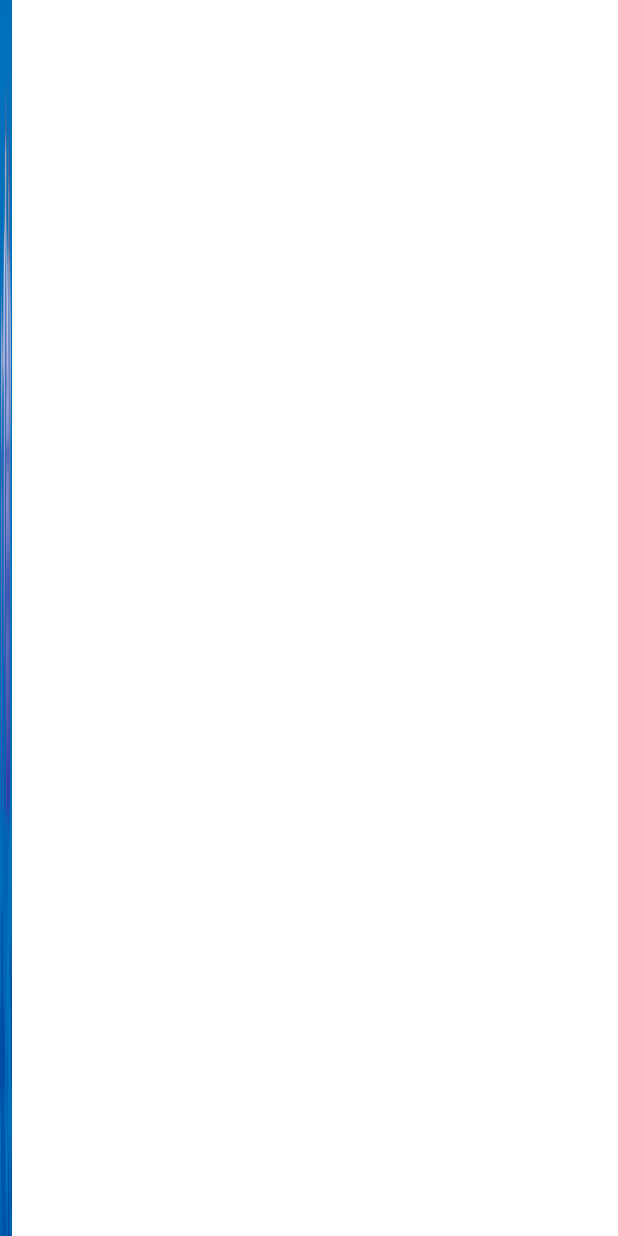
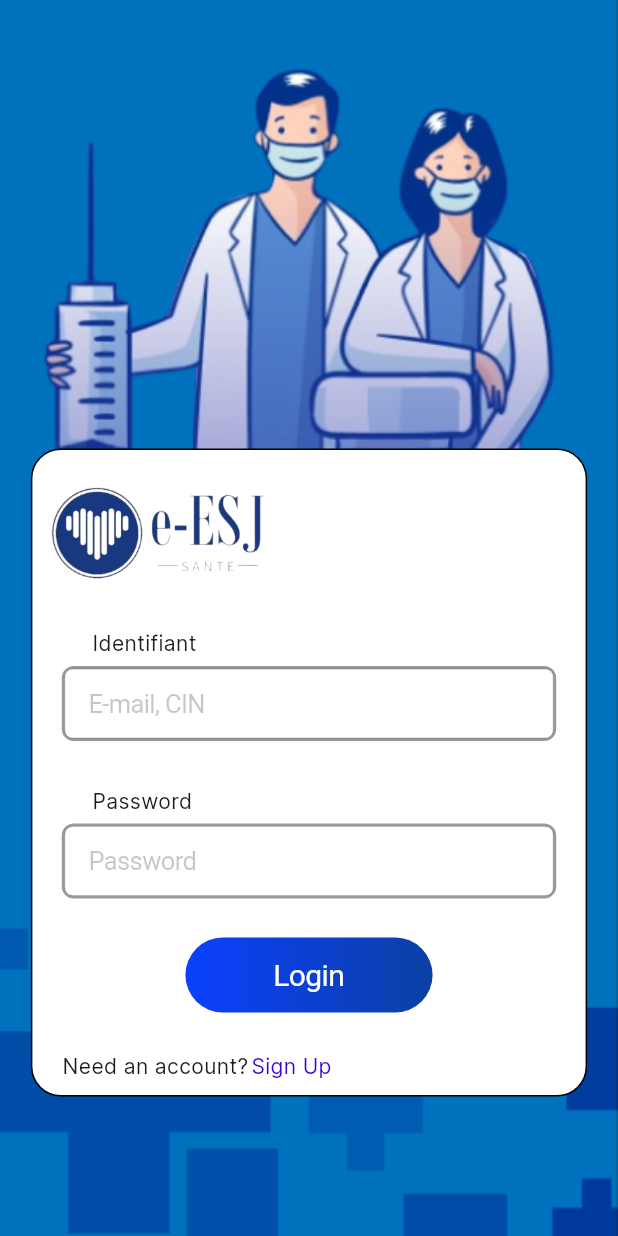
Before and after one commit to simoait02/e_esg, a Flutter app: the screen it shows after launch, on a phone screen of 412 x 824 dp. Run offline on Flutter 3.47's test engine with Material 3 defaults, Android fonts, the phone set to English and light mode, and no system bars.

Commit message:
Added login and Sign Up for medcin

```diff
--- /dev/null
+++ b/lib/espaceMedcin/Card.dart
@@ -0,0 +1,81 @@
+import 'package:flutter/cupertino.dart';
+import 'package:flutter/material.dart';
+import 'package:flutter/services.dart';
+
+import 'Login.dart';
+import 'SignUp.dart';
+
+class Cardi extends StatefulWidget {
+  static double q = 0.45;
+  static double top = 0.25;
+
+  Cardi({super.key});
+
+  @override
+  State<Cardi> createState() => _CardiState();
+}
+
+class _CardiState extends State<Cardi> {
+  bool showLogin = true;
+
+  void updateContainerSize(double newQ, double newTop) {
+    setState(() {
+      Cardi.q = newQ;
+      Cardi.top = newTop;
+    });
+  }
+
+  void toggleLoginSignUp() {
+    setState(() {
+      showLogin = !showLogin;
+    });
+  }
+
+  @override
+  Widget build(BuildContext context) {
+    SystemChrome.setPreferredOrientations([
+      DeviceOrientation.portraitUp,
+      DeviceOrientation.portraitDown,
+    ]);
+    double height = MediaQuery.of(context).size.height;
+    double width = MediaQuery.of(context).size.width;
+    return MaterialApp(
+      home: Scaffold(
+        resizeToAvoidBottomInset: true,
+        body: Container(
+          decoration: const BoxDecoration(
+            image: DecorationImage(
+              image: AssetImage("assets/backgroundLogin.png"),
+              fit: BoxFit.cover,
+            ),
+          ),
+          child: Center(
+            child: AnimatedContainer(
+              duration: const Duration(seconds: 1),
+              width: width * 0.9,
+              height: 960 * Cardi.q,
+              decoration: BoxDecoration(
+                color: Colors.white,
+                border: Border.all(color: Colors.black),
+                borderRadius: BorderRadius.circular(20),
+              ),
+              margin: EdgeInsets.only(left: 20, right: 20, top: height * Cardi.top),
+              child: AnimatedSwitcher(
+                duration: Duration(seconds: 1),
+                child: showLogin
+                    ? Login(onSignUpTapped: (newQ, newTop) {
+                  updateContainerSize(newQ, newTop);
+                  toggleLoginSignUp();
+                })
+                    : Signup(onSigninTapped: (newQ, newTop) {
+                  updateContainerSize(newQ, newTop);
+                  toggleLoginSignUp();
+                }),
+              ),
+            ),
+          ),
+        ),
+      ),
+    );
+  }
+}
--- a/lib/espaceMedcin/Login.dart
+++ b/lib/espaceMedcin/Login.dart
@@ -1,37 +1,142 @@
 import 'package:flutter/cupertino.dart';
 import 'package:flutter/material.dart';
 
-void main(){
-  runApp(Login());
-}
 class Login extends StatefulWidget {
-  const Login({super.key});
+  final Function(double, double) onSignUpTapped;
+
+  Login({super.key, required this.onSignUpTapped});
 
   @override
   State<Login> createState() => _LoginState();
 }
 
 class _LoginState extends State<Login> {
+  final FocusNode _emailFocusNode = FocusNode();
+  final FocusNode _passwordFocusNode = FocusNode();
+  bool _emailHasFocus = false;
+  bool _passwordHasFocus = false;
+
   @override
-  Widget build(BuildContext context) {
-    double height=MediaQuery.of(context).size.height;
-    double width=MediaQuery.of(context).size.width;
-    return CupertinoApp(
-      home: CupertinoPageScaffold(
-        child: Container(
-            decoration: const BoxDecoration(
-                image: DecorationImage(
-                    image: AssetImage("assets/backgroundLogin.png"),
-                    fit: BoxFit.fill
-                )
-            ),
-            child: Column(
-              children: [
-                Card()
-              ],
-            )
+  void initState() {
+    super.initState();
+    _emailFocusNode.addListener(() {
+      setState(() {
+        _emailHasFocus = _emailFocusNode.hasFocus;
+      });
+    });
+    _passwordFocusNode.addListener(() {
+      setState(() {
+        _passwordHasFocus = _passwordFocusNode.hasFocus;
+      });
+    });
+  }
+
+  @override
+  void dispose() {
+    _emailFocusNode.dispose();
+    _passwordFocusNode.dispose();
+    super.dispose();
+  }
+
+  Widget buildLabel(String label) {
+    return Container(
+      margin: const EdgeInsets.only(left: 40, top: 20),
+      child: Align(
+        alignment: Alignment.centerLeft,
+        child: Text(
+          label,
+          style: const TextStyle(fontFamily: "Inter"),
         ),
       ),
     );
   }
+
+  Widget buildTextField(double width, String placeholder, FocusNode focusNode, bool hasFocus) {
+    return Container(
+      width: width * 0.8,
+      height: 50,
+      decoration: BoxDecoration(
+        border: Border.all(
+          color: hasFocus ? CupertinoColors.activeBlue : CupertinoColors.inactiveGray,
+          width: 2.0,
+        ),
+        borderRadius: BorderRadius.circular(8.0),
+      ),
+      child: CupertinoTextField(
+        focusNode: focusNode,
+        placeholder: placeholder,
+        padding: const EdgeInsets.symmetric(horizontal: 16.0),
+      ),
+    );
+  }
+
+  @override
+  Widget build(BuildContext context) {
+    double width = MediaQuery.of(context).size.width;
+    return  SingleChildScrollView(
+      child: Column(
+          children: [
+            Align(
+              alignment: Alignment.centerLeft,
+              child: Container(
+                height: 80,
+                width: 160,
+                margin: const EdgeInsets.only(left: 10, top: 10),
+                decoration: const BoxDecoration(
+                  image: DecorationImage(
+                    image: AssetImage("assets/logoEsj.png"),
+                  ),
+                ),
+              ),
+            ),
+            buildLabel("Identifiant"),
+            const SizedBox(height: 5,),
+            buildTextField(width, "E-mail, CIN", _emailFocusNode, _emailHasFocus),
+            const SizedBox(height: 10,),
+            buildLabel("Password"),
+            const SizedBox(height: 5,),
+            buildTextField(width, "Password", _passwordFocusNode, _passwordHasFocus),
+            const SizedBox(height: 10,),
+
+            CupertinoButton(
+                child: Container(
+                    width: width * 0.4,
+                    height: 50,
+                    decoration: BoxDecoration(
+                        gradient: const LinearGradient(
+                            colors: [Color(0xff0b40ff), Color(0xff0c40a4)]),
+                        borderRadius: BorderRadius.circular(40)),
+                    alignment: Alignment.center,
+                    child: const Text(
+                      "Login",
+                      style: TextStyle(color: Colors.white, fontSize: 20),
+                    )),
+                onPressed: () {}),
+            const SizedBox(height: 10,),
+            Row(
+              mainAxisAlignment: MainAxisAlignment.start,
+              children: [
+                const SizedBox(width: 20,),
+                const Text(
+                  "Need an account?",
+                  style: TextStyle(fontFamily: "Inter"),
+                ),
+                const SizedBox(width: 2,),
+                GestureDetector(
+                  onTap: () {
+                    widget.onSignUpTapped(0.7, 0.1);
+                  },
+                  child: const Text(
+                    "Sign Up",
+                    style: TextStyle(
+                        fontFamily: "Inter",
+                        color: Color(0xff3a01de)),
+                  ),
+                ),
+              ],
+            )
+          ],
+        ),
+    );
+  }
 }
--- a/lib/main.dart
+++ b/lib/main.dart
@@ -1,8 +1,8 @@
-import 'package:flutter/cupertino.dart';
 import 'package:flutter/material.dart';
 
-import 'espaceMedcin/Login.dart';
+import 'espaceMedcin/Card.dart';
+
 
 void main(){
-  runApp(Login());
+  runApp(Cardi());
 }
```
Also changed, not shown: lib/espaceMedcin/SignUp.dart (added, +357 -0 lines), pubspec.yaml (+6 -4 lines), assets/logoEsj.png (added), fonts/Inter-Regular.ttf (added), pubspec.lock.
